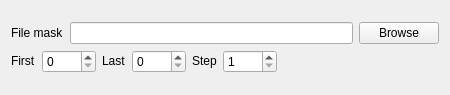
Before: the Qt Designer form core/modules/ReaderGUI/readerform.ui in neutronimaging/imagingsuite, drawn with Qt 5.
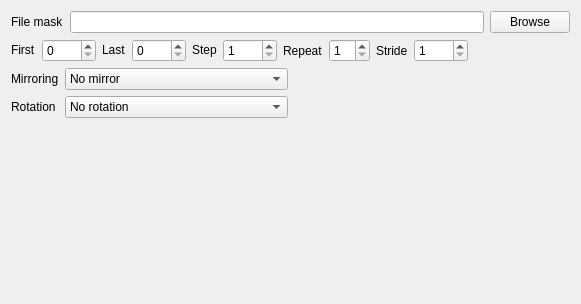
After: the same form once the commit is applied. Custom widgets are drawn as their Qt base class.

Commit message: Revised the reader form to a more advanced model

Patch:
```diff
--- a/core/modules/ReaderGUI/readerform.ui
+++ b/core/modules/ReaderGUI/readerform.ui
@@ -6,8 +6,8 @@
    <rect>
     <x>0</x>
     <y>0</y>
-    <width>450</width>
-    <height>95</height>
+    <width>581</width>
+    <height>304</height>
    </rect>
   </property>
   <property name="sizePolicy">
@@ -123,6 +123,37 @@
          </property>
         </widget>
        </item>
+       <item>
+        <widget class="QLabel" name="label_repeat">
+         <property name="text">
+          <string>Repeat</string>
+         </property>
+        </widget>
+       </item>
+       <item>
+        <widget class="QSpinBox" name="spinBox_repeat">
+         <property name="minimum">
+          <number>1</number>
+         </property>
+        </widget>
+       </item>
+       <item>
+        <widget class="QLabel" name="label_stride">
+         <property name="text">
+          <string>Stride</string>
+         </property>
+        </widget>
+       </item>
+       <item>
+        <widget class="QSpinBox" name="spinBox_stride">
+         <property name="minimum">
+          <number>1</number>
+         </property>
+         <property name="maximum">
+          <number>9999</number>
+         </property>
+        </widget>
+       </item>
        <item>
         <spacer name="horizontalSpacer">
          <property name="orientation">
@@ -138,10 +169,101 @@
        </item>
       </layout>
      </item>
+     <item>
+      <layout class="QHBoxLayout" name="horizontalLayout_3">
+       <item>
+        <layout class="QFormLayout" name="formLayout_2">
+         <item row="1" column="0">
+          <widget class="QLabel" name="label_rotate">
+           <property name="text">
+            <string>Rotation</string>
+           </property>
+          </widget>
+         </item>
+         <item row="0" column="0">
+          <widget class="QLabel" name="label_mirror">
+           <property name="text">
+            <string>Mirroring</string>
+           </property>
+          </widget>
+         </item>
+         <item row="0" column="1">
+          <widget class="QComboBox" name="comboBox_mirror">
+           <item>
+            <property name="text">
+             <string>No mirror</string>
+            </property>
+           </item>
+           <item>
+            <property name="text">
+             <string>Horizontal</string>
+            </property>
+           </item>
+           <item>
+            <property name="text">
+             <string>Vertical</string>
+            </property>
+           </item>
+           <item>
+            <property name="text">
+             <string>Horizontal and Vertical</string>
+            </property>
+           </item>
+          </widget>
+         </item>
+         <item row="1" column="1">
+          <widget class="QComboBox" name="comboBox_rotate">
+           <item>
+            <property name="text">
+             <string>No rotation</string>
+            </property>
+           </item>
+           <item>
+            <property name="text">
+             <string>90 degrees</string>
+            </property>
+           </item>
+           <item>
+            <property name="text">
+             <string>180 degrees</string>
+            </property>
+           </item>
+           <item>
+            <property name="text">
+             <string>270 degrees</string>
+            </property>
+           </item>
+          </widget>
+         </item>
+        </layout>
+       </item>
+       <item>
+        <widget class="QtAddons::uxROIWidget" name="widget_roi" native="true">
+         <property name="minimumSize">
+          <size>
+           <width>200</width>
+           <height>150</height>
+          </size>
+         </property>
+        </widget>
+       </item>
+      </layout>
+     </item>
     </layout>
    </item>
   </layout>
  </widget>
+ <customwidgets>
+  <customwidget>
+   <class>QtAddons::uxROIWidget</class>
+   <extends>QWidget</extends>
+   <header location="global">uxroiwidget.h</header>
+   <container>1</container>
+   <slots>
+    <signal>valueChanged(int,int,int,int)</signal>
+   </slots>
+  </customwidget>
+ </customwidgets>
  <resources/>
  <connections/>
 </ui>
```
The commit also changes 4 other files.
